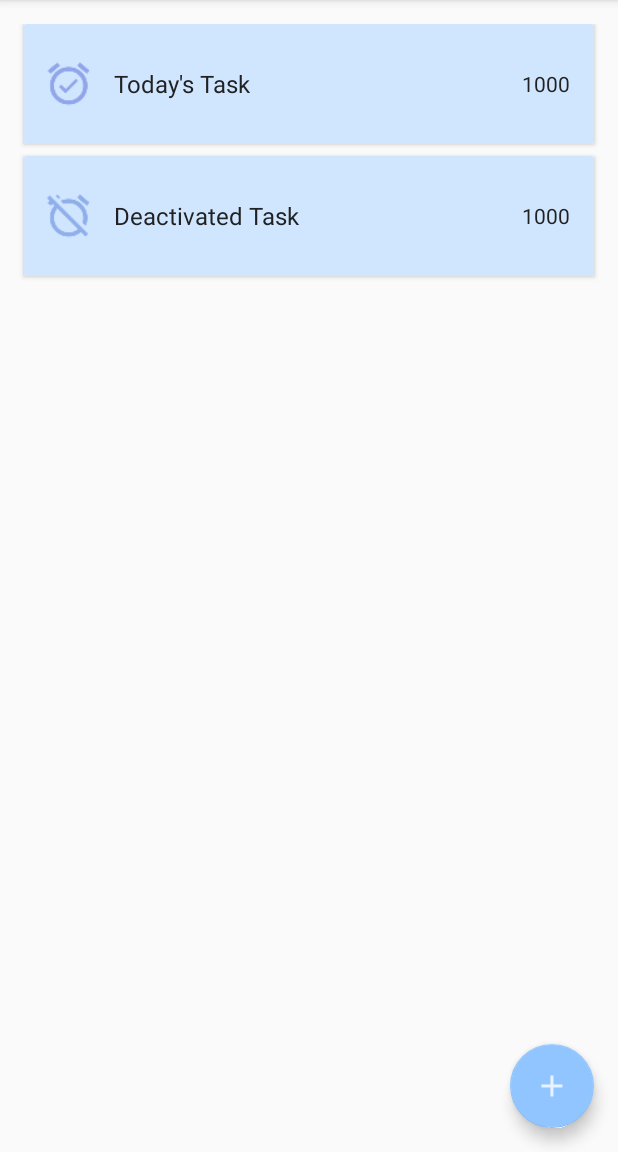
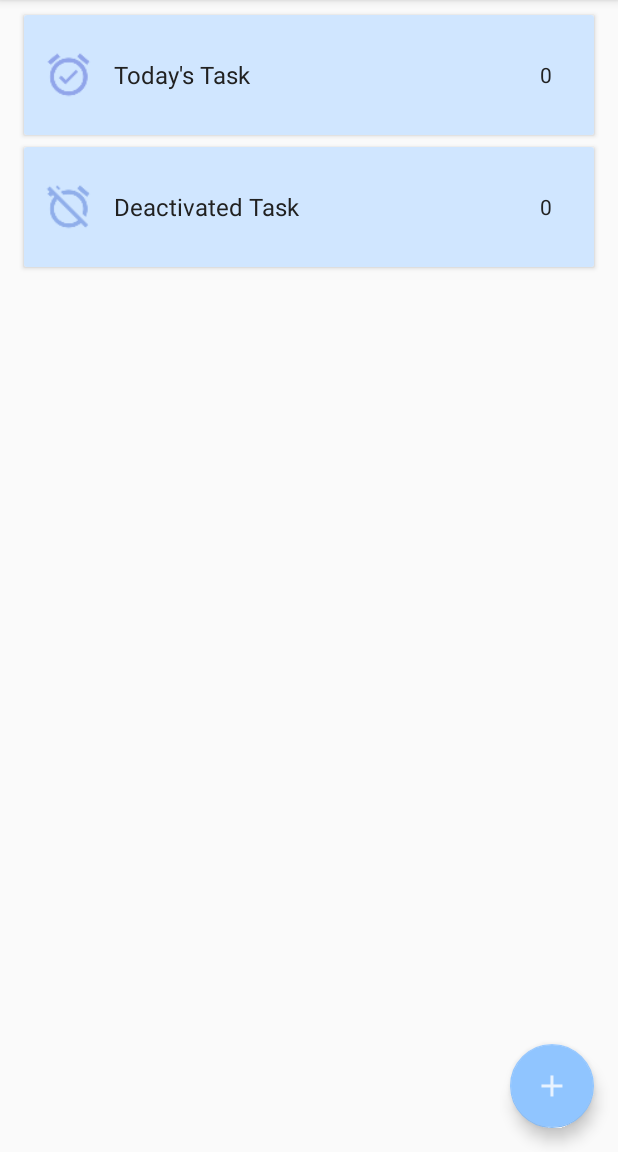
Before and after one commit to touhid1010/BITM-TODO, an Android app: the MainActivity screen opened directly, with no data from a screen before it, on a phone screen of 412 x 824 dp, the part 84-1236 px from its top. Run offline under Robolectric (Android 15) with nearby library versions, the phone set to English and light mode, and no system bars.

Commit message:
Group list and item on group ok

```diff
--- a/app/src/main/AndroidManifest.xml
+++ b/app/src/main/AndroidManifest.xml
@@ -37,10 +37,6 @@
             android:label="@string/title_activity_change_password"
             android:theme="@style/AppTheme.NoActionBar" />
         <activity
-            android:name=".TaskGroupListActivity"
-            android:label="@string/title_activity_task_group_list"
-            android:theme="@style/AppTheme.NoActionBar" />
-        <activity
             android:name=".view.AllTaskList"
             android:label="@string/title_activity_all_task_list"
             android:theme="@style/AppTheme.NoActionBar" />
--- a/app/src/main/java/com/touhidapps/quicktodo/customview/MyRecyclerAdapter.java
+++ b/app/src/main/java/com/touhidapps/quicktodo/customview/MyRecyclerAdapter.java
@@ -15,7 +15,7 @@ import com.touhidapps.quicktodo.model.TodoCategory;
 import com.touhidapps.quicktodo.view.AllTaskList;
 
 
-import java.util.ArrayList;
+import java.util.List;
 
 /**
  * Created by Touhid on 11/1/2016.
@@ -23,15 +23,15 @@ import java.util.ArrayList;
 
 public class MyRecyclerAdapter extends RecyclerView.Adapter<MyRecyclerViewHolder> {
 
-    ArrayList<TodoCategory> nameAndId;
+    private List<TodoCategory> todoCategoryList;
 
-    Context context;
-    LayoutInflater inflater;
+    private Context context;
+    private LayoutInflater inflater;
     MyRecyclerViewHolder viewHolder;
 
-    public MyRecyclerAdapter(Context context, ArrayList<TodoCategory> nameAndId) {
+    public MyRecyclerAdapter(Context context, List<TodoCategory> todoCategoryList) {
         this.context = context;
-        this.nameAndId = nameAndId;
+        this.todoCategoryList = todoCategoryList;
         inflater = LayoutInflater.from(context);
     }
 
@@ -44,28 +44,28 @@ public class MyRecyclerAdapter extends RecyclerView.Adapter<MyRecyclerViewHolder
         return viewHolder1;
     }
 
-
     @Override
     public void onBindViewHolder(final MyRecyclerViewHolder holder, int position) {
-        holder.tv1.setText(nameAndId.get(position).getCategoryName());
+        holder.tv1.setText(todoCategoryList.get(position).getCategoryName());
+        holder.textView_amount.setText("" + todoCategoryList.get(position).getItemCounterUnderCategory());
 //        holder.imageView.setOnClickListener(this);
 //        holder.tv1.setTag(holder);
-        holder.tv1.setTag(nameAndId.get(position).getCategoryName());
+        holder.tv1.setTag(todoCategoryList.get(position).getCategoryName());
 
         holder.card_view.setOnClickListener(new View.OnClickListener() {
             @Override
             public void onClick(View view) {
-                Log.d("touhidd", "onClick: "+holder.tv1.getText());
+                Log.d("touhidd", "onClick: " + holder.tv1.getText());
                 Intent intent = new Intent(context, AllTaskList.class);
                 intent.putExtra(CommonNames.MY_INTENT_NAME_CONTAINS_GROUP_NAME, holder.tv1.getText().toString());
-                ((Activity)context).startActivity(intent);
+                ((Activity) context).startActivity(intent);
             }
         });
     }
 
     @Override
     public int getItemCount() {
-        return nameAndId.size();
+        return todoCategoryList.size();
     }
 
 }
--- a/app/src/main/java/com/touhidapps/quicktodo/customview/MyRecyclerViewHolder.java
+++ b/app/src/main/java/com/touhidapps/quicktodo/customview/MyRecyclerViewHolder.java
@@ -16,14 +16,14 @@ import com.touhidapps.quicktodo.R;
 
 public class MyRecyclerViewHolder extends RecyclerView.ViewHolder {
 
-    TextView tv1, tv2;
+    TextView tv1, textView_amount;
     ImageView imageView;
     CardView card_view;
 
     public MyRecyclerViewHolder(View itemView) {
         super(itemView);
         tv1 = (TextView) itemView.findViewById(R.id.list_title);
-        tv2 = (TextView) itemView.findViewById(R.id.list_desc);
+        textView_amount = (TextView) itemView.findViewById(R.id.textView_amount);
         imageView = (ImageView) itemView.findViewById(R.id.list_avatar);
         card_view = (CardView) itemView.findViewById(R.id.card_view);
     }
--- a/app/src/main/java/com/touhidapps/quicktodo/helper/MyDBHelper.java
+++ b/app/src/main/java/com/touhidapps/quicktodo/helper/MyDBHelper.java
@@ -17,12 +17,13 @@ public class MyDBHelper extends SQLiteOpenHelper {
     private final Context mContext;
 
     private String db_table_todoList_group_query = "CREATE TABLE " + MyBDItemNaming.Tables.TODO_CATEGORY_LIST + " ("
-            + BaseColumns._ID + " INTEGER PRIMARY KEY AUTOINCREMENT,"
+            + BaseColumns._ID + " INTEGER PRIMARY KEY AUTOINCREMENT, "
             + MyBDItemNaming.TodoTaskCategoryTable.CATEGORY_NAME + " TEXT NOT NULL)";
 
     private String db_table_todoList_task_query = "CREATE TABLE " + MyBDItemNaming.Tables.TODO_TASK_LIST + " ("
-            + BaseColumns._ID + " INTEGER PRIMARY KEY AUTOINCREMENT,"
+            + BaseColumns._ID + " INTEGER PRIMARY KEY AUTOINCREMENT, "
             + MyBDItemNaming.TodoTaskListTable.TASK_ID + " TEXT,"
+            + MyBDItemNaming.TodoTaskListTable.CATEGORY_ID + " TEXT,"
             + MyBDItemNaming.TodoTaskListTable.TASK_TITLE + " TEXT,"
             + MyBDItemNaming.TodoTaskListTable.TASK_DUE_DATE + " TEXT,"
             + MyBDItemNaming.TodoTaskListTable.TASK_NOTE + " TEXT,"
@@ -45,4 +46,5 @@ public class MyDBHelper extends SQLiteOpenHelper {
         db.execSQL("DROP TABLE IF EXISTS " + MyBDItemNaming.Tables.TODO_TASK_LIST);
         onCreate(db);
     }
+
 }
--- a/app/src/main/java/com/touhidapps/quicktodo/helper/TaskCategory.java
+++ b/app/src/main/java/com/touhidapps/quicktodo/helper/TaskCategory.java
@@ -9,6 +9,7 @@ import com.touhidapps.quicktodo.model.TodoCategory;
 
 
 import java.util.ArrayList;
+import java.util.List;
 
 
 /**
@@ -35,24 +36,26 @@ public class TaskCategory {
         return data;
     }
 
-    public ArrayList<TodoCategory> getAllTodoListGroup() {
+    public List<TodoCategory> getAllCategories() {
+        sqLiteDatabase = mOpenHelper.getReadableDatabase();
+        List<TodoCategory> todoCategoryList = new ArrayList<>();
+        String todoListGroupQuery = "SELECT * FROM " + MyBDItemNaming.Tables.TODO_CATEGORY_LIST;
+        Cursor cursor = sqLiteDatabase.rawQuery(todoListGroupQuery, null);
 
-        sqLiteDatabase = mOpenHelper.getReadableDatabase();
-        ArrayList<TodoCategory> todoListGroups = new ArrayList<>();
-        String todoListGroupQuery = "select * from " + MyBDItemNaming.Tables.TODO_CATEGORY_LIST;
-        Cursor cursor = sqLiteDatabase.rawQuery(todoListGroupQuery, null);
-        TodoCategory todoListGroup;
         if (cursor.moveToFirst()) {
             do {
-                int id = cursor.getInt(cursor.getColumnIndex(MyBDItemNaming.TodoTaskCategoryTable.CATEGORY_ID));
-                String name = cursor.getString(cursor.getColumnIndex("GROUP_NAME"));
-                todoListGroup = new TodoCategory(id, name);
-                todoListGroups.add(todoListGroup);
+
+                long id = Long.parseLong(cursor.getString(0)); // id convert to long from string
+                String name = cursor.getString(1);
+                int amount = countTaskUnderCategory(id); // this counted data do not come from this cursor , come from another cursor
+
+                todoCategoryList.add(new TodoCategory(id, name, amount));
+
             } while (cursor.moveToNext());
         }
         cursor.close();
         sqLiteDatabase.close();
-        return todoListGroups;
+        return todoCategoryList;
     }
 
     public long updateTodoListGroup(TodoCategory todoCategory) {
@@ -76,4 +79,34 @@ public class TaskCategory {
         return result;
     }
 
+    public int countTaskUnderCategory(long catId) {
+        sqLiteDatabase = mOpenHelper.getReadableDatabase();
+        String itemsInCategory = "SELECT COUNT(*) FROM " + MyBDItemNaming.Tables.TODO_TASK_LIST + " WHERE " + MyBDItemNaming.TodoTaskListTable.CATEGORY_ID + " = '" + catId + "'";
+        Cursor cursor = sqLiteDatabase.rawQuery(itemsInCategory, null);
+        cursor.moveToFirst();
+        int i = cursor.getInt(0);
+        cursor.close();
+        return i;
+    }
+
+    public int countActiveTaskUnderCategory(long catActiveId) {
+        sqLiteDatabase = mOpenHelper.getReadableDatabase();
+        String itemsInCategory = "SELECT COUNT(*) FROM " + MyBDItemNaming.Tables.TODO_TASK_LIST + " WHERE " + MyBDItemNaming.TodoTaskListTable.TASK_STATE + " = '" + catActiveId + "'";
+        Cursor cursor = sqLiteDatabase.rawQuery(itemsInCategory, null);
+        cursor.moveToFirst();
+        int i = cursor.getInt(0);
+        cursor.close();
+        return i;
+    }
+
+    public int countInactiveTaskUnderCategory(long catInactiveId) {
+        sqLiteDatabase = mOpenHelper.getReadableDatabase();
+        String itemsInCategory = "SELECT COUNT(*) FROM " + MyBDItemNaming.Tables.TODO_TASK_LIST + " WHERE " + MyBDItemNaming.TodoTaskListTable.TASK_STATE + " = '" + catInactiveId + "'";
+        Cursor cursor = sqLiteDatabase.rawQuery(itemsInCategory, null);
+        cursor.moveToFirst();
+        int i = cursor.getInt(0);
+        cursor.close();
+        return i;
+    }
+
 }
--- a/app/src/main/java/com/touhidapps/quicktodo/view/AddNewTask.java
+++ b/app/src/main/java/com/touhidapps/quicktodo/view/AddNewTask.java
@@ -71,7 +71,6 @@ public class AddNewTask extends AppCompatActivity {
                     }
                 });
 
-
     } // end of onCreate
 
     @Override
@@ -101,4 +100,5 @@ public class AddNewTask extends AppCompatActivity {
         }
         return super.onOptionsItemSelected(item);
     }
+
 }
--- a/app/src/main/java/com/touhidapps/quicktodo/view/MainActivity.java
+++ b/app/src/main/java/com/touhidapps/quicktodo/view/MainActivity.java
@@ -16,6 +16,7 @@ import android.view.View;
 import android.view.Menu;
 import android.view.MenuItem;
 import android.widget.EditText;
+import android.widget.TextView;
 
 import com.touhidapps.quicktodo.R;
 import com.touhidapps.quicktodo.customview.MyRecyclerAdapter;
@@ -23,7 +24,8 @@ import com.touhidapps.quicktodo.helper.TaskCategory;
 import com.touhidapps.quicktodo.login.LoginSession;
 import com.touhidapps.quicktodo.model.TodoCategory;
 
-import java.util.ArrayList;
+import java.util.List;
+import java.util.concurrent.RunnableFuture;
 
 public class MainActivity extends AppCompatActivity implements View.OnClickListener {
 
@@ -32,9 +34,10 @@ public class MainActivity extends AppCompatActivity implements View.OnClickListe
             cardView_todayTask;
 
     TaskCategory myTaskGroup;
-    ArrayList<TodoCategory> groupNameAndId;
+    List<TodoCategory> groupNameAndId;
     TodoCategory todoGroupList;
     MyRecyclerAdapter adapter;
+    TextView textView_todayTaskAmount, textView_inactiveTask;
 
     @Override
     protected void onCreate(Bundle savedInstanceState) {
@@ -43,24 +46,39 @@ public class MainActivity extends AppCompatActivity implements View.OnClickListe
         Toolbar toolbar = (Toolbar) findViewById(R.id.toolbar);
         setSupportActionBar(toolbar);
 
-        myTaskGroup = new TaskCategory(this);
-        groupNameAndId = myTaskGroup.getAllTodoListGroup();
+        TaskCategory taskCategory = new TaskCategory(this);
 
-        recyclerView = (RecyclerView) findViewById(R.id.recyclerView_group);
-        cardView_deactivatedTaskGroup = (CardView) findViewById(R.id.cardView_deactivatedTaskGroup);
-        cardView_todayTask = (CardView) findViewById(R.id.cardView_todayTask);
-        cardView_deactivatedTaskGroup.setOnClickListener(this);
-        cardView_todayTask.setOnClickListener(this);
-        adapter = new MyRecyclerAdapter(this, groupNameAndId); // on Click listener inside it
-        recyclerView.setAdapter(adapter);
-        recyclerView.setHasFixedSize(true);
+        textView_todayTaskAmount = (TextView) findViewById(R.id.textView_todayTaskAmount);
+        textView_inactiveTask = (TextView) findViewById(R.id.textView_inactiveTask);
+        textView_todayTaskAmount.setText("" + taskCategory.countActiveTaskUnderCategory(1));//
+        textView_inactiveTask.setText("" + taskCategory.countInactiveTaskUnderCategory(1));
 
-        //Layout manager for Recycler view
-        recyclerView.setLayoutManager(new LinearLayoutManager(this));
+        /**
+         * Thread used to reduce app opening time
+         * Recycler view and card view need some extra time to open
+         */
+        new Thread(new Runnable() {
+            @Override
+            public void run() {
+                myTaskGroup = new TaskCategory(MainActivity.this);
+                groupNameAndId = myTaskGroup.getAllCategories();
+                recyclerView = (RecyclerView) findViewById(R.id.recyclerView_group);
+                cardView_deactivatedTaskGroup = (CardView) findViewById(R.id.cardView_deactivatedTaskGroup);
+                cardView_todayTask = (CardView) findViewById(R.id.cardView_todayTask);
+                cardView_deactivatedTaskGroup.setOnClickListener(MainActivity.this);
+                cardView_todayTask.setOnClickListener(MainActivity.this);
+                adapter = new MyRecyclerAdapter(MainActivity.this, groupNameAndId); // on Click listener inside it
+
+                recyclerView.setAdapter(adapter);
+                recyclerView.setHasFixedSize(true);
+                //Layout manager for Recycler view
+                recyclerView.setLayoutManager(new LinearLayoutManager(MainActivity.this));
+            }
+        }).start();
+
 
         FloatingActionButton fab_addGroup = (FloatingActionButton) findViewById(R.id.fab_addGroup);
         fab_addGroup.setOnClickListener(this);
-
 
     } // End of OnCreate
 
--- a/app/src/main/res/layout/activity_main.xml
+++ b/app/src/main/res/layout/activity_main.xml
@@ -7,8 +7,16 @@
     android:fitsSystemWindows="true"
     tools:context="com.touhidapps.quicktodo.view.MainActivity">
 
+
+
+    <LinearLayout
+        android:orientation="vertical"
+        android:layout_width="match_parent"
+        android:layout_height="wrap_content">
+
         <android.support.design.widget.AppBarLayout
             android:layout_width="match_parent"
+            android:layout_marginBottom="10dp"
             android:layout_height="wrap_content"
             android:theme="@style/AppTheme.AppBarOverlay">
 
@@ -21,8 +29,12 @@
 
         </android.support.design.widget.AppBarLayout>
 
+        <include layout="@layout/my_cardview_layout_today_task" />
+        <include layout="@layout/my_cardview_layout_deactivated_task" />
+        <include layout="@layout/content_main" />
 
-    <include layout="@layout/content_main" />
+    </LinearLayout>
+
 
     <android.support.design.widget.FloatingActionButton
         android:id="@+id/fab_addGroup"
--- a/app/src/main/res/layout/content_main.xml
+++ b/app/src/main/res/layout/content_main.xml
@@ -5,15 +5,11 @@
     android:id="@+id/content_main"
     android:layout_width="match_parent"
     android:layout_height="match_parent"
-    android:layout_marginTop="16dp"
+    android:layout_marginTop="5dp"
     android:orientation="vertical"
     app:layout_behavior="@string/appbar_scrolling_view_behavior"
     tools:context="com.touhidapps.quicktodo.view.MainActivity"
     tools:showIn="@layout/activity_main">
-
-    <include layout="@layout/my_cardview_layout_today_task" />
-    <include layout="@layout/my_cardview_layout_deactivated_task" />
-
 
     <android.support.v7.widget.RecyclerView xmlns:android="http://schemas.android.com/apk/res/android"
         android:id="@+id/recyclerView_group"
--- a/app/src/main/res/layout/my_cardview_layout_deactivated_task.xml
+++ b/app/src/main/res/layout/my_cardview_layout_deactivated_task.xml
@@ -3,7 +3,7 @@
     android:id="@+id/cardView_deactivatedTaskGroup"
     android:layout_width="match_parent"
     android:layout_height="80dp"
-    android:layout_marginBottom="8dp"
+    android:layout_marginBottom="5dp"
     android:layout_marginLeft="16dp"
     android:layout_marginRight="16dp"
     android:background="#ffffff"
@@ -43,7 +43,7 @@
             android:textSize="16sp" />
 
         <TextView
-            android:id="@+id/list_desc"
+            android:id="@+id/textView_inactiveTask"
             android:layout_width="0dp"
             android:layout_height="match_parent"
             android:layout_alignBottom="@+id/list_avatar"
@@ -53,7 +53,7 @@
             android:ellipsize="end"
             android:gravity="center"
             android:maxLines="1"
-            android:text="1000"
+            android:text="00"
             android:textAppearance="?attr/textAppearanceListItem"
             android:textColor="#212121"
             android:textSize="14sp" />
--- a/app/src/main/res/layout/my_cardview_layout_for_task_group_list.xml
+++ b/app/src/main/res/layout/my_cardview_layout_for_task_group_list.xml
@@ -42,7 +42,7 @@
             android:textSize="16sp" />
 
         <TextView
-            android:id="@+id/list_desc"
+            android:id="@+id/textView_amount"
             android:layout_width="0dp"
             android:layout_height="match_parent"
             android:layout_alignBottom="@+id/list_avatar"
@@ -52,7 +52,7 @@
             android:ellipsize="end"
             android:gravity="center"
             android:maxLines="1"
-            android:text="1000"
+            android:text="00"
             android:textAppearance="?attr/textAppearanceListItem"
             android:textColor="#000000"
             android:textSize="14sp" />
--- a/app/src/main/res/layout/my_cardview_layout_today_task.xml
+++ b/app/src/main/res/layout/my_cardview_layout_today_task.xml
@@ -14,8 +14,8 @@
     <LinearLayout
         android:layout_width="match_parent"
         android:layout_height="match_parent"
+        android:background="#d0e6ff"
         android:gravity="center"
-        android:background="#d0e6ff"
         android:orientation="horizontal">
 
         <ImageView
@@ -43,7 +43,7 @@
             android:textSize="16sp" />
 
         <TextView
-            android:id="@+id/list_desc"
+            android:id="@+id/textView_todayTaskAmount"
             android:layout_width="0dp"
             android:layout_height="match_parent"
             android:layout_alignBottom="@+id/list_avatar"
@@ -53,7 +53,7 @@
             android:ellipsize="end"
             android:gravity="center"
             android:maxLines="1"
-            android:text="1000"
+            android:text="00"
             android:textAppearance="?attr/textAppearanceListItem"
             android:textColor="#212121"
             android:textSize="14sp" />
```
Also changed, not shown: app/src/main/java/com/touhidapps/quicktodo/model/TodoCategory.java (+11 -1 lines), app/src/main/java/com/touhidapps/quicktodo/model/TodoTask.java (+4 -3 lines), app/src/main/java/com/touhidapps/quicktodo/view/AllTaskList.java (+4 -5 lines). Lines whose indentation alone changed are shown as unchanged.
